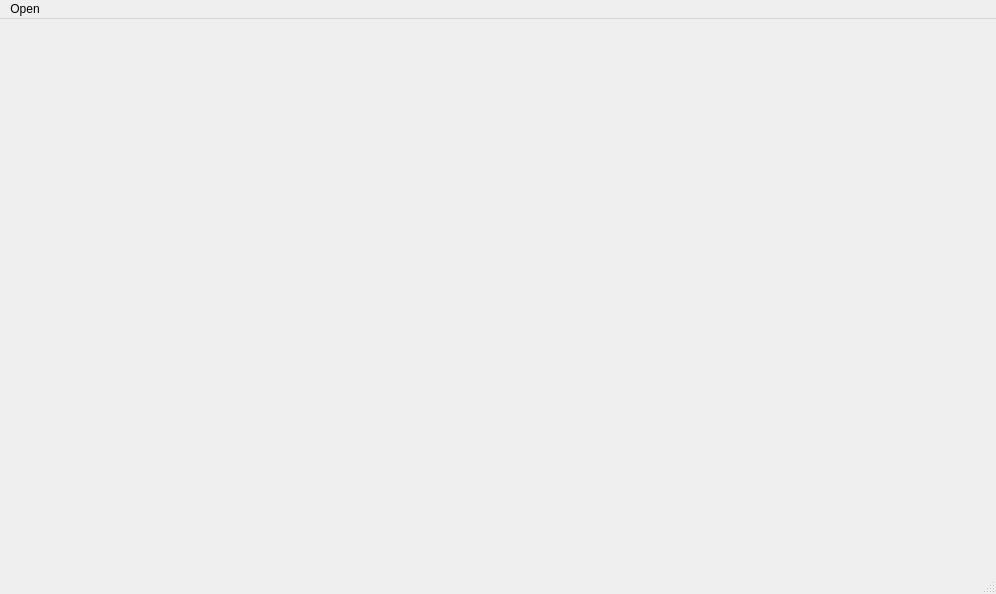
Old version of the form mainwindow.ui in the repository elcerdo/fourbits.
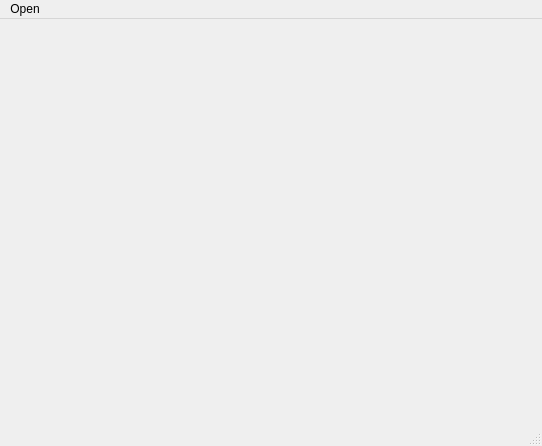
New version of the form. Custom widgets are drawn as their Qt base class.

Diff of the .ui file:
```diff
--- a/mainwindow.ui
+++ b/mainwindow.ui
@@ -6,23 +6,23 @@
    <rect>
     <x>0</x>
     <y>0</y>
-    <width>996</width>
-    <height>594</height>
+    <width>542</width>
+    <height>446</height>
    </rect>
   </property>
   <property name="windowTitle">
    <string>MainWindow</string>
   </property>
   <widget class="QWidget" name="centralwidget">
-   <layout class="QVBoxLayout" name="verticalLayout">
-    <item>
+   <layout class="QGridLayout" name="gridLayout">
+    <item row="0" column="0" colspan="2">
      <widget class="WidgetFB" name="widgetFB" native="true">
       <property name="focusPolicy">
        <enum>Qt::ClickFocus</enum>
       </property>
      </widget>
     </item>
-    <item>
+    <item row="1" column="0">
      <widget class="QLabel" name="label">
       <property name="font">
        <font>
@@ -47,7 +47,7 @@
     <rect>
      <x>0</x>
      <y>0</y>
-     <width>996</width>
+     <width>542</width>
      <height>23</height>
     </rect>
    </property>
@@ -79,6 +79,15 @@
     <signal>stateChanged(int)</signal>
    </slots>
   </customwidget>
+  <customwidget>
+   <class>WidgetTab</class>
+   <extends>QWidget</extends>
+   <header>widgettab.h</header>
+   <container>1</container>
+   <slots>
+    <slot>setState(int)</slot>
+   </slots>
+  </customwidget>
  </customwidgets>
  <resources/>
  <connections>
```
Left out of the diff: 19 changed lines with no effect on the pictures.
